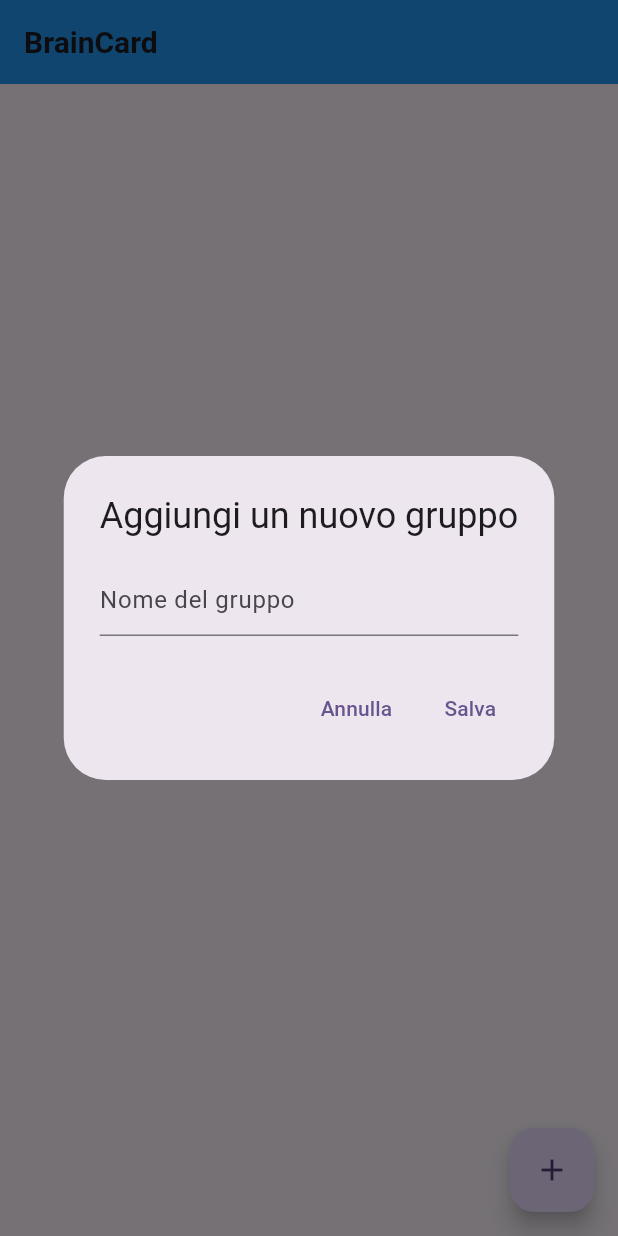
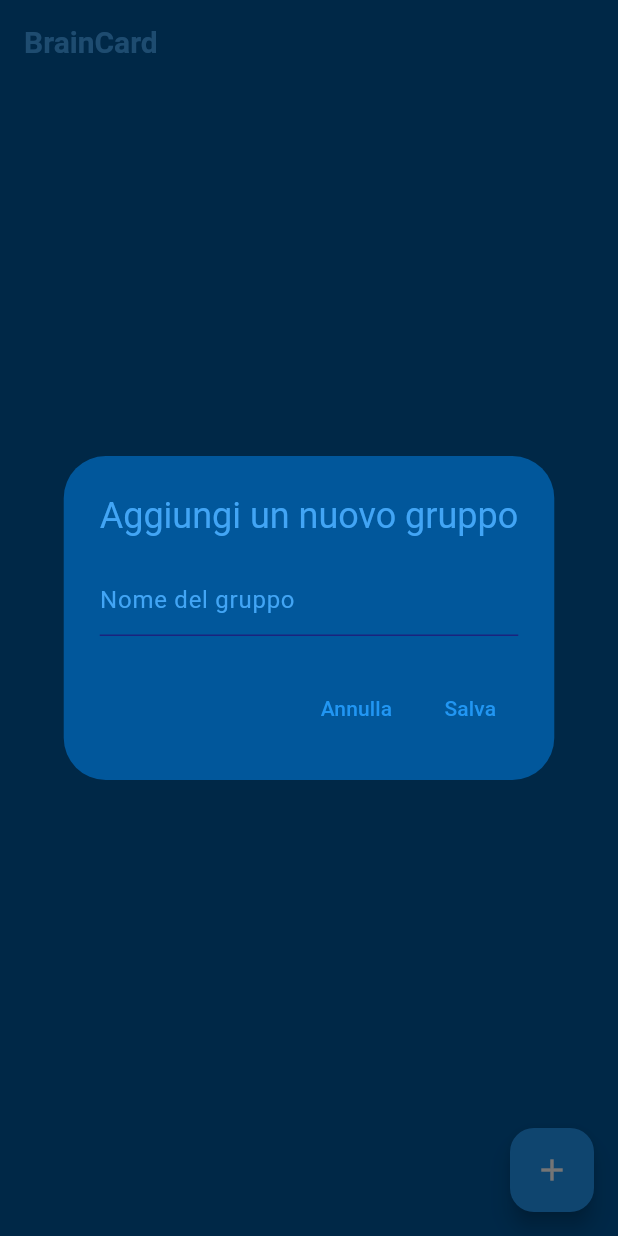
Before and after one commit to Daniel-Diocis/BrainCard, a Flutter app: the screen it shows after launch, after a tap on the "add" icon, on a phone screen of 412 x 824 dp. Run offline on Flutter 3.47's test engine with Material 2 defaults, Android fonts, the phone set to English and light mode, and no system bars; our stand-ins replace flip_card, sqflite, sqflite_common_ffi; accounts and stored records are empty.

Commit message:
editDeckName+colori

```diff
--- a/FLUTTER/braincard_flutter/lib/home.dart
+++ b/FLUTTER/braincard_flutter/lib/home.dart
@@ -39,7 +39,6 @@ class _HomeScreenState extends State<HomeScreen> {
             fontWeight: FontWeight.bold,
           ),
         ),
-        backgroundColor: Colors.blue,
         centerTitle: false,
       ),
       body: FutureBuilder<List<GruppoX.Gruppo>>(
@@ -75,8 +74,6 @@ class _HomeScreenState extends State<HomeScreen> {
                         ),
                         key: Key(gruppo.id),
                         style: ElevatedButton.styleFrom(
-                          primary:
-                              Colors.purple, // Cambia il colore del pulsante
                           textStyle: const TextStyle(fontSize: 18.0),
                           //minimumSize:
                           //Size(MediaQuery.of(context).size.width - 36, 50),
--- a/FLUTTER/braincard_flutter/lib/main.dart
+++ b/FLUTTER/braincard_flutter/lib/main.dart
@@ -1,7 +1,7 @@
 import 'package:braincard_flutter/home.dart';
 import 'package:flutter/material.dart';
 // ignore: unused_import
- import 'package:sqflite_common_ffi/sqflite_ffi.dart' as sqflite_ffi;
+import 'package:sqflite_common_ffi/sqflite_ffi.dart' as sqflite_ffi;
 
 void main() {
   //sqflite_ffi.databaseFactory = sqflite_ffi.databaseFactoryFfi;
@@ -9,7 +9,7 @@ void main() {
 }
 
 class MyApp extends StatelessWidget {
-  const MyApp({super.key});
+  const MyApp({Key? key});
 
   // This widget is the root of your application.
   @override
@@ -32,7 +32,19 @@ class MyApp extends StatelessWidget {
         //
         // This works for code too, not just values: Most code changes can be
         // tested with just a hot reload.
-        colorScheme: ColorScheme.fromSeed(seedColor: Colors.deepPurple),
+        colorScheme: ColorScheme(
+          brightness: Brightness.light,
+          primary: Colors.blue, // Colore primario
+          secondary: Colors.indigoAccent.shade400, // Colore secondario
+          background: Colors.white, // Colore di sfondo
+          surface: Colors.lightBlue.shade900, // Colore di superficie
+          error: Colors.red, // Colore di errore
+          onPrimary: Colors.white, // Testo sul colore primario
+          onSecondary: Colors.black, // Testo sul colore secondario
+          onBackground: Colors.indigo.shade900, // Testo sul colore di sfondo
+          onSurface: Colors.blue.shade400, // Testo sul colore di superficie
+          onError: Colors.white, // Testo sull'errore
+        ),
         useMaterial3: true,
       ),
       home: HomeScreen(),
```
Also changed, not shown: FLUTTER/braincard_flutter/lib/GruppoView.dart (+53 -13 lines), FLUTTER/braincard_flutter/lib/flashcard_database.dart (+10 -0 lines).
